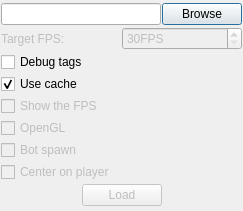
alphaonex86/CatchChallenger, file tools/map-visualiser/Options.ui: the form before one commit.
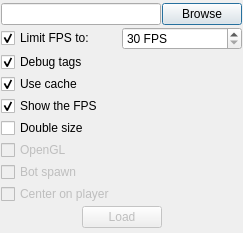
The form after the commit. Icons and pictures are not drawn.

Diff of the .ui file:
```diff
--- a/tools/map-visualiser/Options.ui
+++ b/tools/map-visualiser/Options.ui
@@ -7,7 +7,7 @@
     <x>0</x>
     <y>0</y>
     <width>239</width>
-    <height>211</height>
+    <height>233</height>
    </rect>
   </property>
   <property name="windowTitle">
@@ -60,22 +60,19 @@
    <item>
     <layout class="QHBoxLayout" name="horizontalLayout_3">
      <item>
-      <widget class="QLabel" name="label">
-       <property name="enabled">
-        <bool>false</bool>
-       </property>
+      <widget class="QCheckBox" name="limitFPS">
        <property name="text">
-        <string>Target FPS:</string>
+        <string>Limit FPS to:</string>
+       </property>
+       <property name="checked">
+        <bool>true</bool>
        </property>
       </widget>
      </item>
      <item>
       <widget class="QSpinBox" name="targetFPS">
-       <property name="enabled">
-        <bool>false</bool>
-       </property>
        <property name="suffix">
-        <string>FPS</string>
+        <string> FPS</string>
        </property>
        <property name="minimum">
         <number>30</number>
@@ -89,6 +86,9 @@
      <property name="text">
       <string>Debug tags</string>
      </property>
+     <property name="checked">
+      <bool>true</bool>
+     </property>
     </widget>
    </item>
    <item>
@@ -103,12 +103,19 @@
    </item>
    <item>
     <widget class="QCheckBox" name="showFPS">
-     <property name="enabled">
-      <bool>false</bool>
-     </property>
      <property name="text">
       <string>Show the FPS</string>
      </property>
+     <property name="checked">
+      <bool>true</bool>
+     </property>
+    </widget>
+   </item>
+   <item>
+    <widget class="QCheckBox" name="doubleSize">
+     <property name="text">
+      <string>Double size</string>
+     </property>
     </widget>
    </item>
    <item>
```
Left out of the diff: 19 changed lines with no effect on the pictures.
